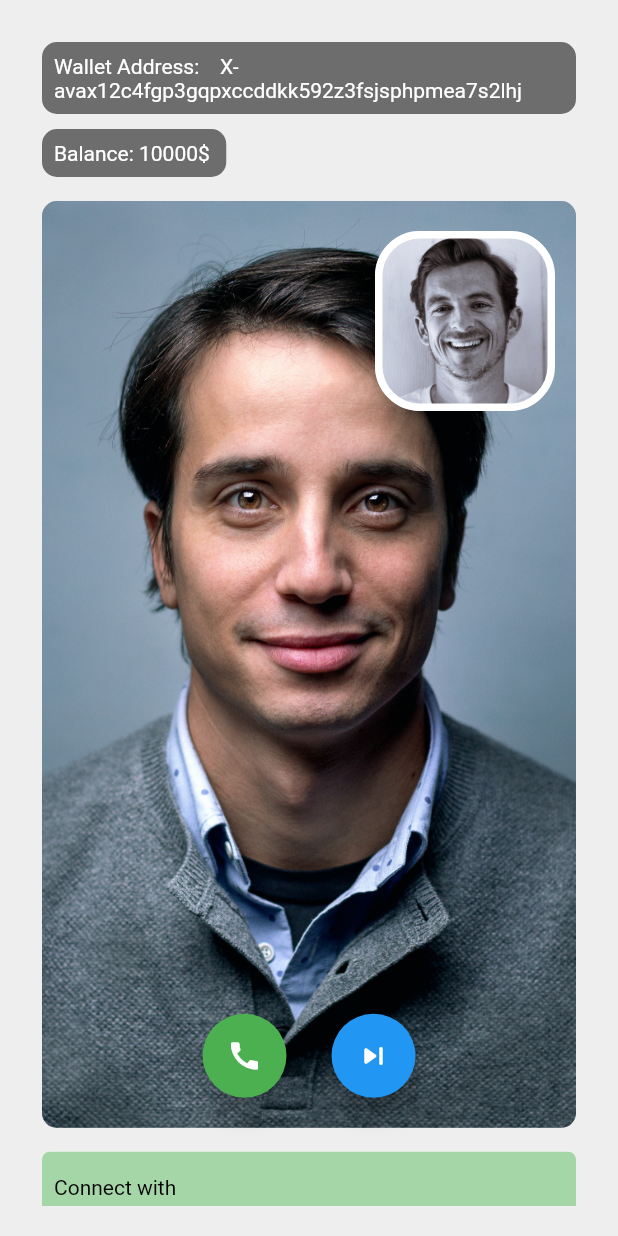
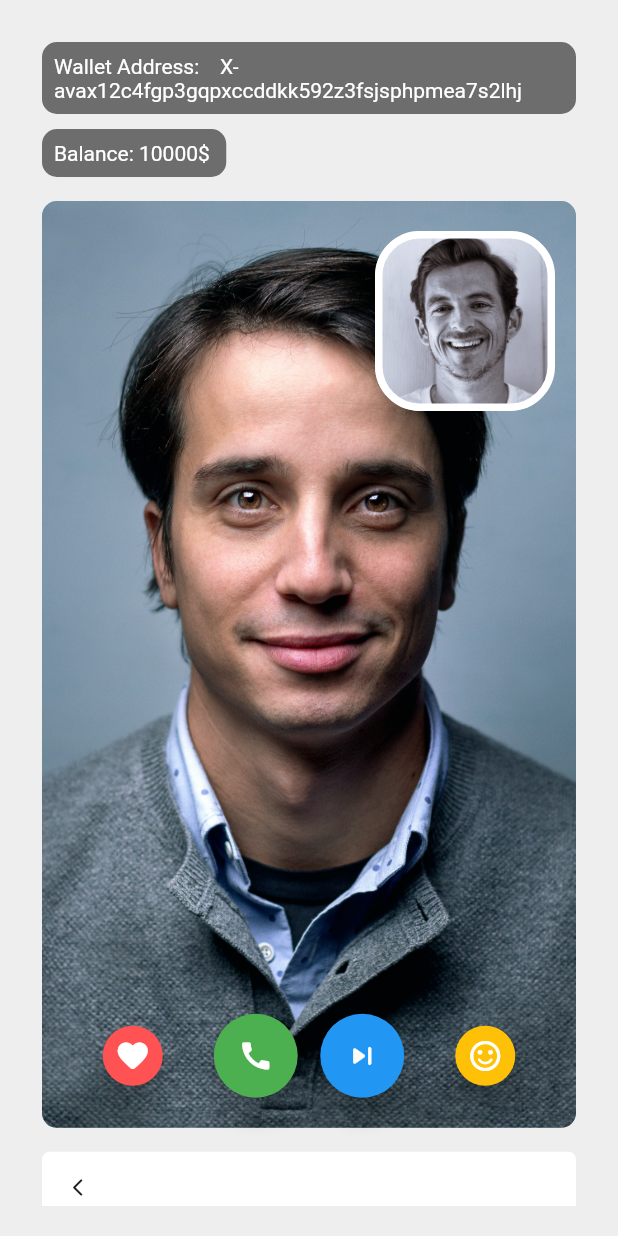
Before and after one commit to tsvillain/diva-roulette, a Flutter app: the VideoChatPage screen opened by its route, on a phone screen of 412 x 824 dp. Run offline on Flutter 3.47's test engine with Material 2 defaults, Android fonts, the light colour scheme and no system bars; our stand-ins replace auto_size_text, getwidget, responsive_builder; missing offline and left inert: autocomplete_textfield, ndialog; statements that could not run were skipped.

Commit message:
few UI updates in video chat screen

```diff
--- a/lib/views/mobile/video_chat_page_mobile.dart
+++ b/lib/views/mobile/video_chat_page_mobile.dart
@@ -13,14 +13,8 @@
   bool _showFrontSide = true;
   bool _called = false;
   final _key = GlobalKey<AutoCompleteTextFieldState<String>>();
-  final List<String> _gender = ['Male', 'Female', 'Gay', 'Lesbian', 'Other'];
-  final List<String> _oppGender = [
-    'Male',
-    'Female',
-    'Gay',
-    'Lesbian',
-    'Everyone'
-  ];
+  final List<String> _gender = ['Male', 'Female', 'Other'];
+  final List<String> _oppGender = ['Male', 'Female', 'Everyone'];
   List<String> _suggestInterest = [
     'Singing',
     'Acting',
@@ -142,6 +136,15 @@
                             bottom: 20,
                             child: Row(
                               children: [
+                                FloatingActionButton(
+                                  mini: true,
+                                  onPressed: () {},
+                                  backgroundColor: Colors.redAccent,
+                                  child: Icon(
+                                    Icons.favorite_rounded,
+                                  ),
+                                ),
+                                SizedBox(width: 30),
                                 _called
                                     ? FloatingActionButton(
                                         onPressed: () {
@@ -163,11 +166,20 @@
                                         backgroundColor: Colors.green,
                                         child: Icon(Icons.call),
                                       ),
-                                SizedBox(width: 30),
+                                SizedBox(width: 15),
                                 FloatingActionButton(
                                   onPressed: () {},
                                   backgroundColor: Colors.blue,
                                   child: Icon(Icons.skip_next_rounded),
+                                ),
+                                SizedBox(width: 30),
+                                FloatingActionButton(
+                                  mini: true,
+                                  onPressed: () {},
+                                  backgroundColor: Colors.amber,
+                                  child: Icon(
+                                    Icons.sentiment_satisfied_alt_rounded,
+                                  ),
                                 ),
                               ],
                             ),
@@ -346,6 +358,23 @@
         mainAxisSize: MainAxisSize.max,
         mainAxisAlignment: MainAxisAlignment.spaceBetween,
         children: [
+          Column(
+            mainAxisSize: MainAxisSize.min,
+            children: [
+              Align(
+                alignment: Alignment.topLeft,
+                child: IconButton(
+                    icon: Icon(
+                      Icons.arrow_back_ios_rounded,
+                      size: 14,
+                    ),
+                    hoverColor: Colors.transparent,
+                    onPressed: () {
+                      setState(() {
+                        _showFrontSide = !_showFrontSide;
+                      });
+                    }),
+              ),
               // connect with gender
               Container(
                 padding: EdgeInsets.fromLTRB(0, 8, 0, 8),
@@ -372,8 +401,10 @@
                           children: _oppGender
                               .map(
                                 (e) => Padding(
-                              padding: const EdgeInsets.only(left: 5, right: 5),
+                                  padding:
+                                      const EdgeInsets.only(left: 5, right: 5),
                                   child: GFButton(
+                                    padding: EdgeInsets.fromLTRB(30, 0, 30, 0),
                                     onPressed: () {
                                       setState(() {
                                         _selectedOppGender = e;
@@ -395,6 +426,8 @@
                     ),
                   ],
                 ),
+              ),
+            ],
           ),
           // Interests
           Container(
--- a/pubspec.yaml
+++ b/pubspec.yaml
@@ -23,11 +23,11 @@
 dependencies:
   flutter:
     sdk: flutter
-  auto_size_text: ^2.1.0
+  auto_size_text: ^3.0.0-nullsafety.0
   autocomplete_textfield: ^1.7.3
   cupertino_icons: ^1.0.2
   flutter_typeahead: ^3.1.1
-  getwidget: ^1.2.4
+  getwidget: ^2.0.1-nullsafety.4
   ndialog: ^4.0.1
   responsive_builder: ^0.4.1
   url_launcher: ^6.0.3
```
Also changed, not shown: lib/main.dart (+6 -7 lines), lib/views/desktop/video_chat_page_desktop.dart (+47 -13 lines), lib/views/tablet/video_chat_page_tablet.dart (+44 -10 lines), pubspec.lock. Lines whose indentation alone changed are shown as unchanged.
